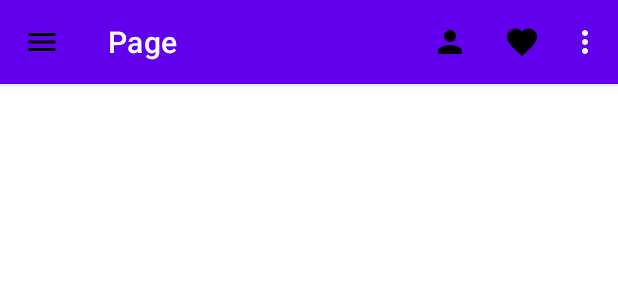
After one commit to adevan-neves-santos/Android-Formacao-DIO, an Android app: the layout activity_top_app_bar.xml on its own in the app's theme, with its tools: preview values and no code run, on a phone screen of 412 x 824 dp. The commit adds this screen. Shown: the top 300 px of the screen. Run offline under Robolectric (Android 15) with nearby library versions, the phone set to English and light mode, and no system bars.

Commit message:
Retira toolbar padrão do Android e deixa a personalizada

```diff
--- a/main/desafios-de-projeto/MaterialDesignEstudo/app/src/main/AndroidManifest.xml
+++ b/main/desafios-de-projeto/MaterialDesignEstudo/app/src/main/AndroidManifest.xml
@@ -27,6 +27,8 @@
         </activity>
         <activity android:name="me.dio.materialdesignestudo.ButtonsActivity" />
         <activity android:name="me.dio.materialdesignestudo.TextFieldsActivity" />
+        <activity android:name="me.dio.materialdesignestudo.TopAppBarActivity"
+            android:theme="@style/Theme.Material3.Light.NoActionBar"/>
     </application>
 
 </manifest>
--- a/main/desafios-de-projeto/MaterialDesignEstudo/app/src/main/java/me/dio/materialdesignestudo/MainActivity.kt
+++ b/main/desafios-de-projeto/MaterialDesignEstudo/app/src/main/java/me/dio/materialdesignestudo/MainActivity.kt
@@ -23,5 +23,8 @@ class MainActivity : AppCompatActivity() {
         binding.cdBottomSheets.setOnClickListener {
             ModalBottomSheet.start(supportFragmentManager)
         }
+        binding.cdTopAppBar.setOnClickListener {
+            startActivity(TopAppBarActivity.createIntent(this))
+        }
     }
 }
--- /dev/null
+++ b/main/desafios-de-projeto/MaterialDesignEstudo/app/src/main/res/drawable/ic_favorite_24dp.xml
@@ -0,0 +1,5 @@
+<vector android:height="24dp" android:tint="#000000"
+    android:viewportHeight="24" android:viewportWidth="24"
+    android:width="24dp" xmlns:android="http://schemas.android.com/apk/res/android">
+    <path android:fillColor="@android:color/white" android:pathData="M12,21.35l-1.45,-1.32C5.4,15.36 2,12.28 2,8.5 2,5.42 4.42,3 7.5,3c1.74,0 3.41,0.81 4.5,2.09C13.09,3.81 14.76,3 16.5,3 19.58,3 22,5.42 22,8.5c0,3.78 -3.4,6.86 -8.55,11.54L12,21.35z"/>
+</vector>
--- /dev/null
+++ b/main/desafios-de-projeto/MaterialDesignEstudo/app/src/main/res/drawable/ic_menu_24dp.xml
@@ -0,0 +1,5 @@
+<vector android:height="24dp" android:tint="#000000"
+    android:viewportHeight="24" android:viewportWidth="24"
+    android:width="24dp" xmlns:android="http://schemas.android.com/apk/res/android">
+    <path android:fillColor="@android:color/white" android:pathData="M3,18h18v-2L3,16v2zM3,13h18v-2L3,11v2zM3,6v2h18L21,6L3,6z"/>
+</vector>
--- /dev/null
+++ b/main/desafios-de-projeto/MaterialDesignEstudo/app/src/main/res/drawable/more.xml
@@ -0,0 +1,5 @@
+<vector android:autoMirrored="true" android:height="24dp"
+    android:tint="#000000" android:viewportHeight="24"
+    android:viewportWidth="24" android:width="24dp" xmlns:android="http://schemas.android.com/apk/res/android">
+    <path android:fillColor="@android:color/white" android:pathData="M22,3L7,3c-0.69,0 -1.23,0.35 -1.59,0.88L0,12l5.41,8.11c0.36,0.53 0.97,0.89 1.66,0.89L22,21c1.1,0 2,-0.9 2,-2L24,5c0,-1.1 -0.9,-2 -2,-2zM9,13.5c-0.83,0 -1.5,-0.67 -1.5,-1.5s0.67,-1.5 1.5,-1.5 1.5,0.67 1.5,1.5 -0.67,1.5 -1.5,1.5zM14,13.5c-0.83,0 -1.5,-0.67 -1.5,-1.5s0.67,-1.5 1.5,-1.5 1.5,0.67 1.5,1.5 -0.67,1.5 -1.5,1.5zM19,13.5c-0.83,0 -1.5,-0.67 -1.5,-1.5s0.67,-1.5 1.5,-1.5 1.5,0.67 1.5,1.5 -0.67,1.5 -1.5,1.5z"/>
+</vector>
--- /dev/null
+++ b/main/desafios-de-projeto/MaterialDesignEstudo/app/src/main/res/layout/activity_top_app_bar.xml
@@ -0,0 +1,29 @@
+<?xml version="1.0" encoding="utf-8"?>
+<androidx.coordinatorlayout.widget.CoordinatorLayout xmlns:android="http://schemas.android.com/apk/res/android"
+    xmlns:app="http://schemas.android.com/apk/res-auto"
+    android:layout_width="match_parent"
+    android:layout_height="match_parent">
+
+    <com.google.android.material.appbar.AppBarLayout
+        android:layout_width="match_parent"
+        android:layout_height="wrap_content">
+
+        <com.google.android.material.appbar.MaterialToolbar
+            android:id="@+id/topAppBar"
+            android:layout_width="match_parent"
+            app:menu="@menu/top_app_bar"
+            style="@style/Widget.MaterialComponents.Toolbar.Primary"
+            app:navigationIcon="@drawable/ic_menu_24dp"
+            app:title="Page"
+            android:layout_height="?actionBarSize" />
+    </com.google.android.material.appbar.AppBarLayout>
+
+    <!-- Note: A RecyclerView can also be used -->
+    <androidx.core.widget.NestedScrollView
+        android:layout_width="match_parent"
+        android:layout_height="match_parent"
+        app:layout_behavior="@string/appbar_scrolling_view_behavior">
+
+    </androidx.core.widget.NestedScrollView>
+
+</androidx.coordinatorlayout.widget.CoordinatorLayout>
--- /dev/null
+++ b/main/desafios-de-projeto/MaterialDesignEstudo/app/src/main/res/menu/top_app_bar.xml
@@ -0,0 +1,27 @@
+<menu xmlns:tools="http://schemas.android.com/tools"
+    xmlns:android="http://schemas.android.com/apk/res/android"
+    xmlns:app="http://schemas.android.com/apk/res-auto"
+    tools:ignore="HardcodedText">
+
+    <item
+        android:id="@+id/edit"
+        android:title="Edit"
+        android:icon="@drawable/ic_person"
+        android:contentDescription="NO"
+        app:showAsAction="ifRoom"
+         />
+
+    <item
+        android:id="@+id/favorite"
+        android:icon="@drawable/ic_favorite_24dp"
+        android:title="Favorite"
+        android:contentDescription="No"
+        app:showAsAction="ifRoom" />
+
+    <item
+        android:id="@+id/more"
+        android:title="More"
+        android:contentDescription="NO"
+        app:showAsAction="never" />
+
+</menu>
```
Also changed, not shown: main/desafios-de-projeto/MaterialDesignEstudo/app/src/main/java/me/dio/materialdesignestudo/TopAppBarActivity.kt (added, +40 -0 lines), main/desafios-de-projeto/MaterialDesignEstudo/app/src/main/java/me/dio/materialdesignestudo/extensions/ContextExtensions.kt (added, +8 -0 lines).
